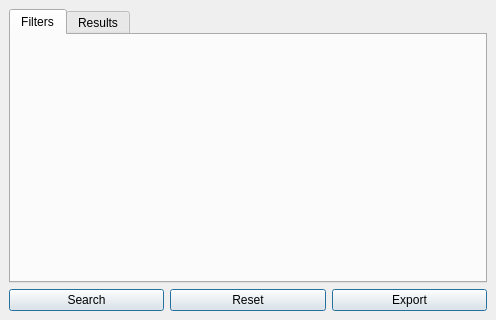
nagyistge/DGConnect, file Catalog/CatalogDialogUi.ui: the form before one commit.
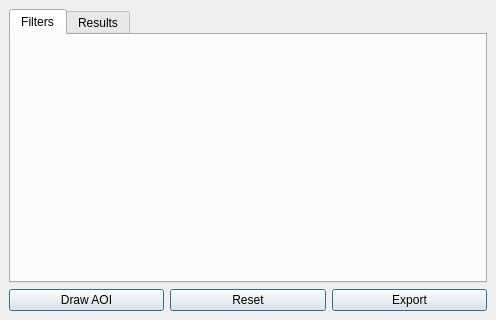
The form after the commit.

Commit message: Add draw aoi for catalog

The edit to the form file:
```diff
--- a/Catalog/CatalogDialogUi.ui
+++ b/Catalog/CatalogDialogUi.ui
@@ -90,7 +90,7 @@
       <item>
        <widget class="QPushButton" name="search_button">
         <property name="text">
-         <string>Search</string>
+         <string>Draw AOI</string>
         </property>
         <property name="default">
          <bool>true</bool>
```
Left out of the diff: 2 changed lines with no effect on the pictures. The commit also changes 4 other files.
